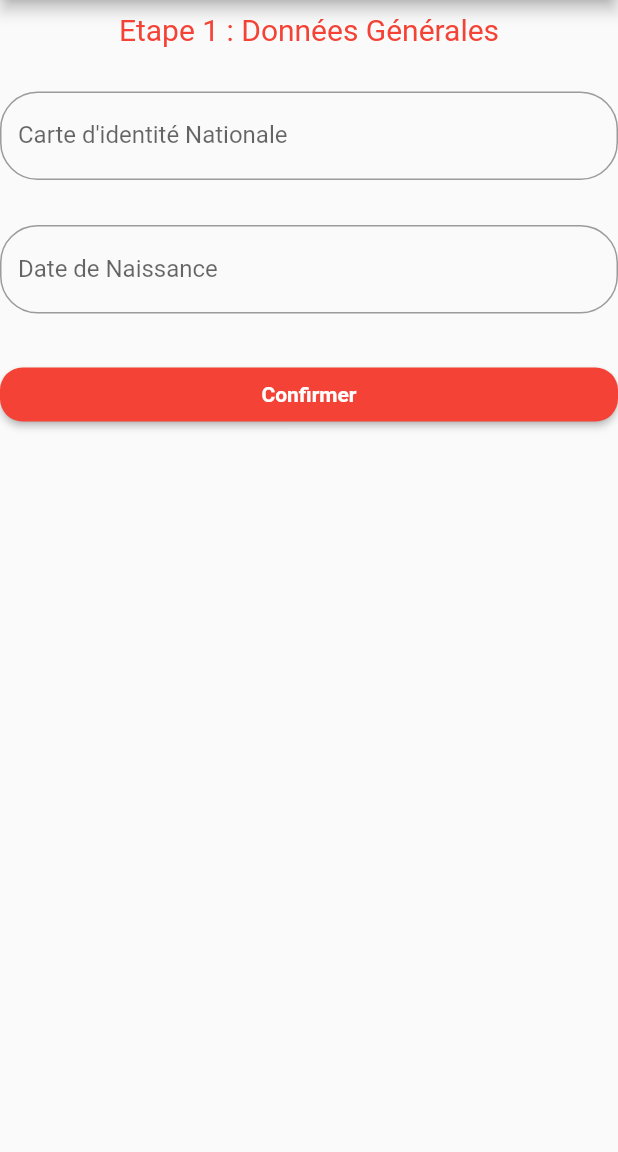
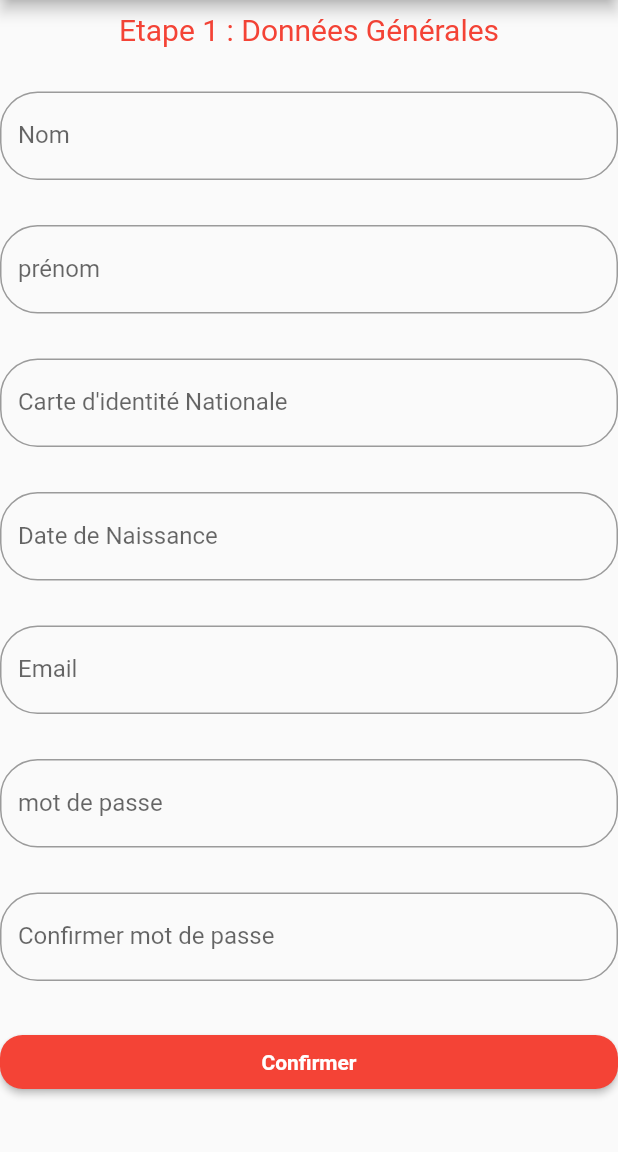
Before and after one commit to belhadjkacemdonia/app_EVAX, a Flutter app: the citoyen_cin screen opened directly, on a phone screen of 412 x 824 dp, the part 84-1236 px from its top. Run offline on Flutter 3.47's test engine with Material 2 defaults, Android fonts, the phone set to English and light mode, and no system bars; our stand-ins replace carousel_slider; network calls fail.

```diff
--- a/lib/citoyen_cin.dart
+++ b/lib/citoyen_cin.dart
@@ -1,6 +1,6 @@
 import 'package:flutter/material.dart';
 
-import 'citoyencin_1.dart';
+
 import 'drawer.dart';
 
 
@@ -28,6 +28,30 @@ class citoyen_avec_cin extends StatelessWidget{
                   Padding(padding: EdgeInsets.only(top: 8.0)),
                   Text('Etape 1 : Données Générales',
                     style:  TextStyle(color: Colors.red, fontSize: 20.0),),
+                  Padding(padding: EdgeInsets.only(top: 30.0)),
+                  TextField(
+                    decoration:  InputDecoration(
+                      labelText: "Nom",
+                      border:  OutlineInputBorder(
+                        borderRadius:  BorderRadius.circular(25.0),
+                        borderSide:  BorderSide(
+                        ),
+                      ),
+                      //fillColor: Colors.green
+                    ),
+                  ),
+                  Padding(padding: EdgeInsets.only(top: 30.0)),
+                  TextField(
+                    decoration:  InputDecoration(
+                      labelText: "prénom",
+                      border:  OutlineInputBorder(
+                        borderRadius:  BorderRadius.circular(25.0),
+                        borderSide:  BorderSide(
+                        ),
+                      ),
+                      //fillColor: Colors.green
+                    ),
+                  ),
              Padding(padding: EdgeInsets.only(top: 30.0)),
                   TextField(
                decoration:  InputDecoration(
@@ -53,16 +77,49 @@ class citoyen_avec_cin extends StatelessWidget{
                     ),
                   ),
                   Padding(padding: EdgeInsets.only(top: 30.0)),
+                  TextField(
+                    decoration:  InputDecoration(
+                      labelText: "Email",
+                      border:  OutlineInputBorder(
+                        borderRadius:  BorderRadius.circular(25.0),
+                        borderSide:  BorderSide(
+                        ),
+                      ),
+                      //fillColor: Colors.green
+                    ),
+                  ),
+                  Padding(padding: EdgeInsets.only(top: 30.0)),
+                  TextField(
+                    decoration:  InputDecoration(
+                      labelText: "mot de passe",
+                      border:  OutlineInputBorder(
+                        borderRadius:  BorderRadius.circular(25.0),
+                        borderSide:  BorderSide(
+                        ),
+                      ),
+                      //fillColor: Colors.green
+                    ),
+                  ),
+                  Padding(padding: EdgeInsets.only(top: 30.0)),
+                  TextField(
+                    decoration:  InputDecoration(
+                      labelText: "Confirmer mot de passe",
+                      border:  OutlineInputBorder(
+                        borderRadius:  BorderRadius.circular(25.0),
+                        borderSide:  BorderSide(
+                        ),
+                      ),
+                      //fillColor: Colors.green
+                    ),
+                  ),
+                  Padding(padding: EdgeInsets.only(top: 30.0)),
                   ButtonTheme(
                     minWidth: double.infinity,
                     shape: RoundedRectangleBorder(
                       borderRadius: BorderRadius.circular(15.0),
                     ),
                     child: MaterialButton(
-                      onPressed: () {
-                        Navigator.push(context, MaterialPageRoute(builder: (context)=> citoyen_cin_e1()
-                   ));
-                    },
+                      onPressed: () {},
 
                       child: Text('Confirmer',
                           style: TextStyle(fontWeight: FontWeight.bold,color: Colors.white)),
```
Also changed, not shown: lib/citoyencin_1.dart (deleted, +0 -86 lines), pubspec.lock.
